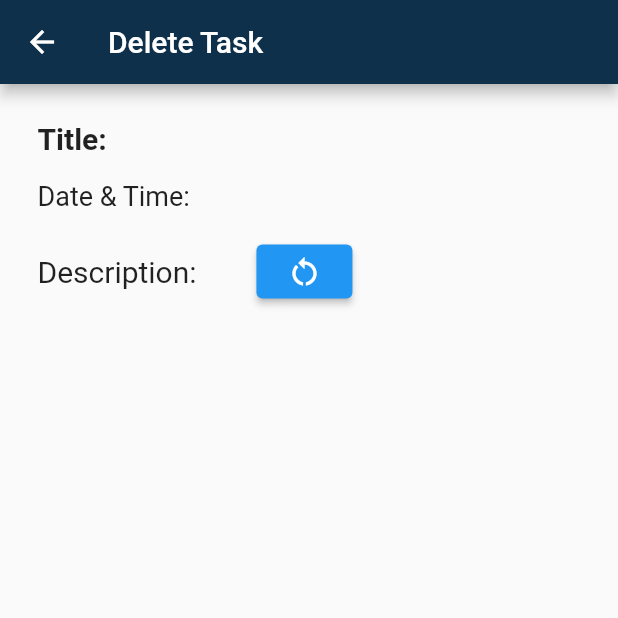
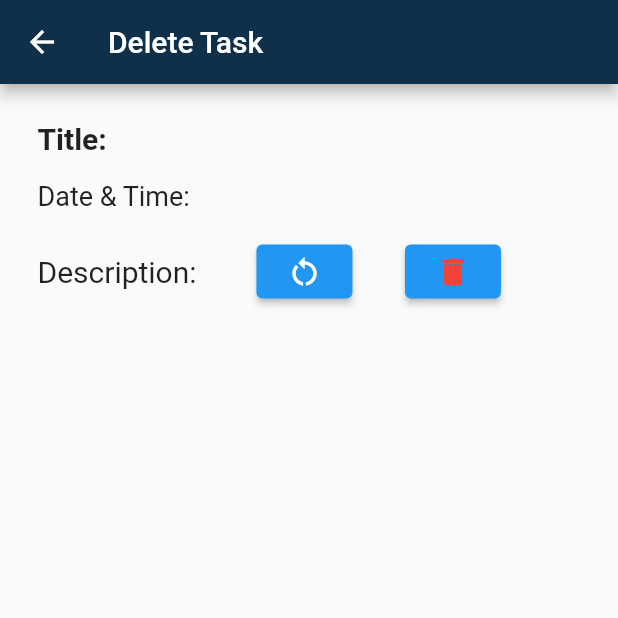
Before and after one commit to ank809/Todo_App, a Flutter app: the Home screen opened by its route, after a tap on "Create Task", after a tap on the "delete" icon, on a phone screen of 412 x 824 dp, the top half of it. Run offline on Flutter 3.47's test engine with Material 2 defaults, Android fonts, the phone set to English and light mode, and no system bars; our stand-ins replace date_time_picker, firebase_core, firebase_database; accounts and stored records are empty.

Commit message:
new changes

```diff
--- a/lib/delete.dart
+++ b/lib/delete.dart
@@ -1,23 +1,33 @@
+import 'package:firebase_database/firebase_database.dart';
 import 'package:flutter/material.dart';
 import 'package:todo_app/constants.dart';
-
-import 'home.dart';
+import 'package:todo_app/home.dart';
 
 class DeletePage extends StatefulWidget {
-  late final String title;
- late final String description;
- late final String dateAndtime;
+  final String title;
+  final String description;
+  final String dateAndtime;
 
   DeletePage({
-    Key?key,
+    Key? key,
     required this.title,
     required this.description,
     required this.dateAndtime,
-  }):super(key: key);
+  }) : super(key: key);
+
   @override
   State<DeletePage> createState() => _DeleteState();
 }
+
 class _DeleteState extends State<DeletePage> {
+  DatabaseReference reference = FirebaseDatabase.instance.ref().child('todo');
+
+  void deleteTask() {
+    reference.child(widget.title).remove().then((_) {
+      // Deletion successful
+      Navigator.pop(context, true); // Pass 'true' to indicate successful deletion
+    });
+  }
 
   @override
   Widget build(BuildContext context) {
@@ -32,7 +42,7 @@ class _DeleteState extends State<DeletePage> {
           children: [
             Text(
               'Title: ${widget.title}',
-              style:titlestyle,
+              style: titlestyle,
             ),
             const SizedBox(height: 16),
             Text(
@@ -40,12 +50,14 @@ class _DeleteState extends State<DeletePage> {
               style: dt,
             ),
             const SizedBox(height: 16),
-            Row(children: [
+            SingleChildScrollView(
+              child: Row(
+                children: [
                   Text(
                     'Description: ${widget.description}',
                     style: descrip,
                   ),
-            SizedBox(width: 35.0,),
+                  const SizedBox(width: 35.0),
                   ElevatedButton(
                     onPressed: () {
                       // Restore the task
@@ -57,8 +69,14 @@ class _DeleteState extends State<DeletePage> {
                     },
                     child: Icon(Icons.restart_alt),
                   ),
-            ],)
-
+                  const SizedBox(width: 35.0),
+                  ElevatedButton(
+                    onPressed: deleteTask, // Call the deleteTask function
+                    child: Icon(Icons.delete, color: Colors.red),
+                  ),
+                ],
+              ),
+            ),
           ],
         ),
       ),
--- a/lib/home.dart
+++ b/lib/home.dart
@@ -40,9 +40,10 @@ class _HomeState extends State<Home> {
     _descriptionController.clear();
     _dateandtimeController.clear();
   }
-  void navigateToDeletePage(Task task) {
-    Navigator.push(
-     context,
+
+  void navigateToDeletePage(Task task, int index) async {
+    final result = await Navigator.push(
+      context,
       MaterialPageRoute(
         builder: (context) => DeletePage(
           title: task.title,
@@ -50,13 +51,14 @@ class _HomeState extends State<Home> {
           dateAndtime: task.dateAndtime,
         ),
       ),
-    ).then((restoredTask) {
-    if (restoredTask != null) {
+    );
+
+    if (result == true) {
       setState(() {
-        tasks.add(restoredTask);
+        tasks.removeAt(index);
       });
     }
-  });
+
     clearFields();
   }
 
@@ -129,31 +131,37 @@ class _HomeState extends State<Home> {
                       tasks[editIndex].title = _titleController.text;
                       tasks[editIndex].description = _descriptionController.text;
                       tasks[editIndex].dateAndtime = _dateandtimeController.text;
+                      String taskKey = tasks[editIndex].toString();
+                      dbref.child(taskKey).update({
+                        'title': tasks[editIndex].title,
+                        'description': tasks[editIndex].description,
+                        'dateAndtime': tasks[editIndex].dateAndtime,
+                      });
                       editIndex = -1;
                     });
-                    clearFields();
-                    // Update the task in the database
-                    Map<String, dynamic> todos = {
-                      'title': tasks[editIndex].title,
-                      'description': tasks[editIndex].description,
-                      'dateAndtime': tasks[editIndex].dateAndtime,
-                    };
-                    dbref.child(editIndex.toString()).update(todos);
-
                     // Clear the fields
                     clearFields();
                   } else {
                     // Create a new task
                     setState(() {
-                      tasks.add(Task(
+                      Task newTask = Task(
                         title: _titleController.text,
                         description: _descriptionController.text,
                         dateAndtime: _dateandtimeController.text,
-                      ));
+                      );
+                      tasks.add(newTask);
+                      // Store the task in the database
+                      dbref.push().set({
+                        'title': newTask.title,
+                        'description': newTask.description,
+                        'dateAndtime': newTask.dateAndtime,
+                      });
+
                       clearFields();
                     });
-                  }
-                },
+                    };
+                  },
+
                 child: Text(editIndex != -1 ? 'Save Changes' : 'Create Task'),
               ),
               const SizedBox(height: 16),
@@ -196,7 +204,7 @@ class _HomeState extends State<Home> {
                           color: Color.fromARGB(255, 214, 31, 18),
                           icon: Icon(Icons.delete),
                           onPressed: () {
-                           navigateToDeletePage(task);
+                           navigateToDeletePage(task, index);
                             clearFields();
                           },
                         ),
```
Lines whose indentation alone changed are shown as unchanged.
